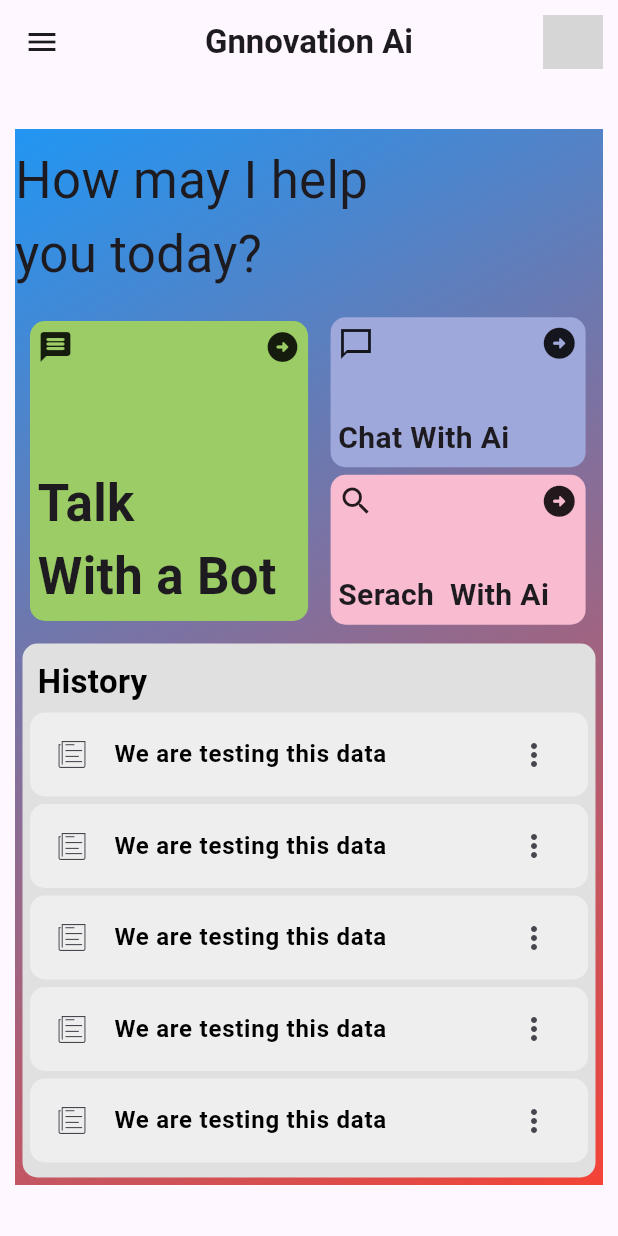
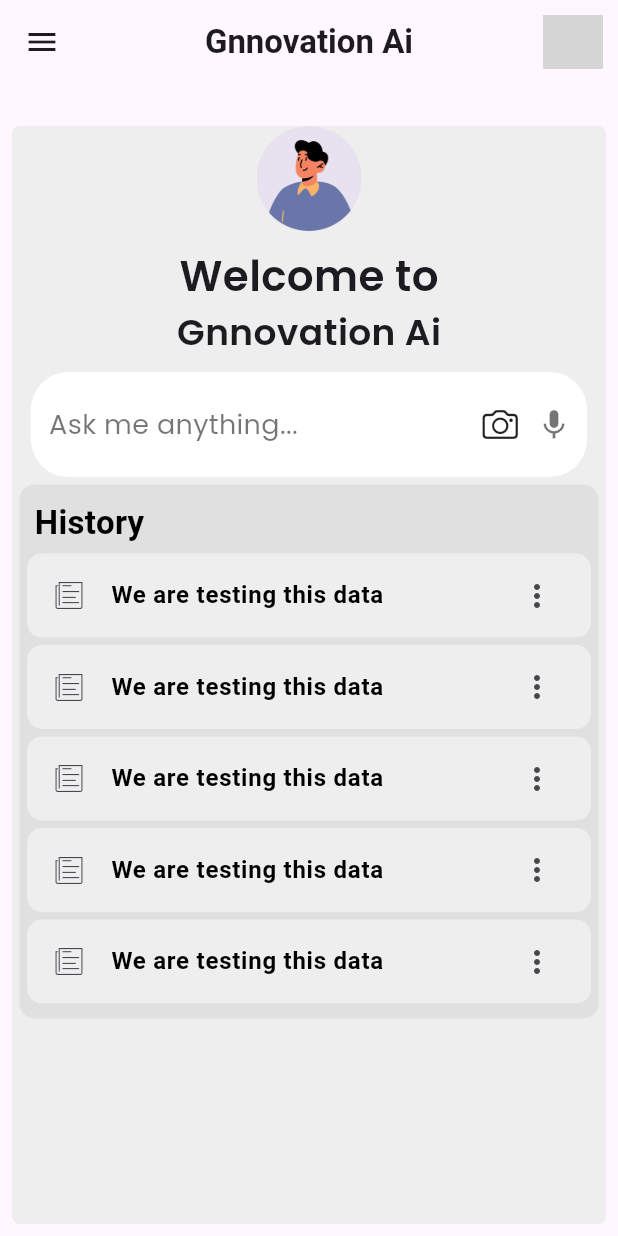
Before and after one commit to kimemia21/kap-ai, a Flutter app: the MyHomePage screen opened directly, on a phone screen of 412 x 824 dp. Run offline on Flutter 3.47's test engine with Material 3 defaults, Android fonts, the phone set to English and light mode, and no system bars; our stand-ins replace bubble, firebase_auth, firebase_core, flutter_gemini, google_fonts, google_sign_in and 2 more; missing offline and left inert: dialogflow_flutter_plus, shrink_sidemenu, typethis; accounts and stored records are empty; network calls fail; Roboto replaces fonts that are missing (Abel); statements that could not run were skipped; grey boxes are pictures that could not be loaded.

Commit message:
Working on the homepage

```diff
--- a/lib/widgets/Content.dart
+++ b/lib/widgets/Content.dart
@@ -1,9 +1,12 @@
 // ignore_for_file: prefer_const_literals_to_create_immutables, prefer_const_constructors
+
+import 'dart:ui';
 
 import 'package:application/widgets/ChatBot.dart';
 import 'package:application/widgets/comingSoon.dart';
 import 'package:flutter/cupertino.dart';
 import 'package:flutter/material.dart';
+import 'package:flutter/services.dart';
 import 'package:flutter/widgets.dart';
 import 'package:google_fonts/google_fonts.dart';
 
@@ -19,163 +22,78 @@ class _contentState extends State<content> {
   Widget build(BuildContext context) {
     return Container(
       margin: EdgeInsets.only(top: 20),
-      padding: EdgeInsets.all(10),
+      padding: EdgeInsets.all(8),
       child: Container(
+        height: MediaQuery.of(context).size.height,
+        width: MediaQuery.of(context).size.width,
         decoration: BoxDecoration(
+          borderRadius: BorderRadiusDirectional.circular(5),
           gradient: LinearGradient(
-              colors: [Colors.blue, Colors.red],
+              colors: [Colors.grey.shade200, Colors.blue.shade100],
               begin: Alignment.topLeft,
               end: Alignment.bottomRight,
+              stops: [2.2, 0.8]),
         ),
-          ),
-
         child: SingleChildScrollView(
             physics: BouncingScrollPhysics(),
             child: Column(
-              crossAxisAlignment: CrossAxisAlignment.start,
+              crossAxisAlignment: CrossAxisAlignment.center,
               children: [
                 Container(
-                    margin: EdgeInsets.only(top: 10, bottom: 10),
+                  height: 70,
+                  width: 70,
+                  child: ClipRRect(
+                    child: Image.asset("assets/images/UserHolder.png"),
+                    borderRadius: BorderRadiusDirectional.circular(20),
+                  ),
+                ),
+                Container(
+                    alignment: Alignment.center,
+                    margin: EdgeInsets.only(top: 10),
                     child: Text(
-                      "How may I help \nyou today?",
-                      style: GoogleFonts.roboto(fontSize: 34),
+                      "Welcome to",
+                      style: GoogleFonts.poppins(
+                          fontWeight: FontWeight.w600, fontSize: 28),
                     )),
-                SizedBox(
-                  height: 220,
+                Container(
+                    alignment: Alignment.center,
+                    margin: EdgeInsets.only(bottom: 10),
+                    child: Text(
+                      "Gnnovation Ai",
+                      style: GoogleFonts.poppins(
+                          fontWeight: FontWeight.w600, fontSize: 24),
+                    )),
+                Container(
+                  height: 70,
+                  width: MediaQuery.of(context).size.width * 0.9,
+                  decoration: BoxDecoration(
+                      color: Colors.white,
+                      borderRadius: BorderRadiusDirectional.circular(25)),
                   child: Row(
-                    mainAxisAlignment: MainAxisAlignment.start,
-                    children: [
-                      GestureDetector(
-                        onTap: () => Navigator.push(
-                            context,
-                            MaterialPageRoute(
-                                builder: (context) => ChatBotScreen())),
-                        child: Container(
-                          margin: EdgeInsets.only(left: 10),
-                          height: 200,
-                          width: MediaQuery.of(context).size.width*0.45,
-                          decoration: BoxDecoration(
-                              borderRadius: BorderRadiusDirectional.circular(10),
-                              color: Colors.lightGreen.shade400),
-                          child: Column(
-                            crossAxisAlignment: CrossAxisAlignment.start,
                     mainAxisAlignment: MainAxisAlignment.spaceBetween,
                     children: [
                       Container(
-                                  margin: EdgeInsets.all(5),
-                                  child: Row(
-                                      mainAxisAlignment:
-                                          MainAxisAlignment.spaceBetween,
-                                      children: [
-                                        Icon(Icons.message_rounded),
-                                        Icon(Icons.arrow_circle_right_rounded)
-                                      ])),
-                              Container(
-                                  margin: EdgeInsets.all(5),
+                        width: MediaQuery.of(context).size.width * 0.6,
+                        padding: EdgeInsets.only(left: 12),
+
                         child: Text(
-                                    "Talk \nWith a Bot",
-                                    style: GoogleFonts.abel(
-                                        fontSize: 34,
-                                        fontWeight: FontWeight.bold),
-                                  ))
-                            ],
+                          "Ask me anything...",
+                          style: GoogleFonts.poppins(
+                            fontWeight:FontWeight.w400,
+                            color:Colors.black54,
+                            fontSize:18),
                         ),
                       ),
-                      ),
-                      GestureDetector(
-                        onTap: () {
-                                      Navigator.push(
-                                          context,
-                                          MaterialPageRoute(
-                                              builder: (context) =>
-                                                  ComingSoon()));},
-                        child: Container(
-                          margin: EdgeInsets.only(left: 10),
-                          child: Column(
-                            crossAxisAlignment: CrossAxisAlignment.center,
-                            mainAxisAlignment: MainAxisAlignment.center,
-                            children: [
                       Container(
-                                margin: EdgeInsets.only(left: 5),
-                                height: 100,
-                                width: 170,
-                                decoration: BoxDecoration(
-                                    borderRadius:
-                                        BorderRadiusDirectional.circular(10),
-                                    color: Colors.indigo.shade200),
-                                child: Column(
-                                  crossAxisAlignment: CrossAxisAlignment.start,
+                        padding: EdgeInsets.only(right: 10,left: 10),
+                        width: 80,
+                        child: Row(
                           mainAxisAlignment: MainAxisAlignment.spaceBetween,
                           children: [
-                                    Container(
-                                        margin: EdgeInsets.all(5),
-                                        child: Row(
-                                            mainAxisAlignment:
-                                                MainAxisAlignment.spaceBetween,
-                                            children: [
-                                              Icon(Icons.messenger_outline_sharp),
-                                              Icon(
-                                                Icons.arrow_circle_right_rounded,
-                                                size: 25,
-                                              )
-                                            ])),
-                                    Container(
-                                        margin: EdgeInsets.all(5),
-                                        child: Text(
-                                          "Chat With Ai",
-                                          style: GoogleFonts.abel(
-                                              fontSize: 20,
-                                              fontWeight: FontWeight.bold),
-                                        ))
+                            Icon(CupertinoIcons.photo_camera),
+                            Icon(Icons.mic,color: Colors.black54,)
+
                           ],
-                                ),
-                              ),
-                              GestureDetector(
-                                   onTap: () {
-                                        Navigator.push(
-                                            context,
-                                            MaterialPageRoute(
-                                                builder: (context) =>
-                                                    ComingSoon()));
-                                      },
-                                child: Container(
-                                  margin: EdgeInsets.only(left: 5, top: 5),
-                                  height: 100,
-                                  width: 170,
-                                  decoration: BoxDecoration(
-                                      borderRadius:
-                                          BorderRadiusDirectional.circular(10),
-                                      color: Colors.pink.shade100),
-                                  child: Column(
-                                    crossAxisAlignment: CrossAxisAlignment.start,
-                                    mainAxisAlignment: MainAxisAlignment.spaceBetween,
-                                    children: [
-                                      Container(
-                                          margin: EdgeInsets.all(5),
-                                          child: Row(
-                                              mainAxisAlignment:
-                                                  MainAxisAlignment.spaceBetween,
-                                              children: [
-                                                Icon(Icons.search),
-                                                Icon(
-                                                  Icons.arrow_circle_right_rounded,
-                                                  size: 25,
-                                                )
-                                              ])),
-                                      Container(
-                                          margin: EdgeInsets.all(5),
-                                          child: Text(
-                                            "Serach  With Ai",
-                                            style: GoogleFonts.abel(
-                                                fontSize: 20,
-                                                fontWeight: FontWeight.bold),
-                                          ))
-                                    ],
-                                  ),
-                                ),
-                              ),
-                            ],
-                          ),
                         ),
                       )
                     ],
--- a/lib/widgets/authentication/login.dart
+++ b/lib/widgets/authentication/login.dart
@@ -2,6 +2,7 @@
 
 import 'package:application/widgets/AppNavigations.dart';
 import 'package:application/widgets/ChatBot.dart';
+import 'package:application/widgets/Content.dart';
 import 'package:application/widgets/firebaseAutions/FirebaseFunctions.dart';
 import 'package:application/widgets/homepage.dart';
 import 'package:application/widgets/splash.dart';
@@ -10,6 +11,7 @@ import 'package:flutter/foundation.dart';
 import 'package:flutter/material.dart';
 import 'package:flutter/rendering.dart';
 import 'package:flutter/widgets.dart';
+import 'package:flutter_gemini/flutter_gemini.dart';
 import 'package:google_fonts/google_fonts.dart';
 import 'package:transparent_image/transparent_image.dart';
 import 'package:typethis/typethis.dart';
@@ -140,14 +142,14 @@ class _loginState extends State<login> {
                             Text(
                               "To Access your account",
                               style: GoogleFonts.poppins(
-                                  fontWeight: FontWeight.w300, fontSize: 16),
+                                  fontWeight: FontWeight.w400, fontSize: 18,color:Colors.black54),
                             )
                           ],
                         ),
                       ),
                       Container(
-                          child: Image.network(
-                        "https://cdn3d.iconscout.com/3d/premium/thumb/chat-bot-5379962-4497578.png?f=webp",
+                          child: Image.asset(
+                        "assets/images/login.webp",
                         fit: BoxFit.contain,
                         height: 250,
                         width: MediaQuery.of(context).size.width * 0.5,
@@ -195,6 +197,10 @@ class _loginState extends State<login> {
                   GestureDetector(
                     onTap: () {
                       Authentication.signInWithGoogle(context: context);
+                      Navigator.push(context,
+                          MaterialPageRoute(builder: (context) {
+                        return HomePage();
+                      }));
                     },
                     child: Container(
                       alignment: Alignment.center,
@@ -207,8 +213,9 @@ class _loginState extends State<login> {
                       child: Row(
                         mainAxisAlignment: MainAxisAlignment.center,
                         children: [
-                          Image.network(
-                              "https://ouch-cdn2.icons8.com/VGHyfDgzIiyEwg3RIll1nYupfj653vnEPRLr0AeoJ8g/rs:fit:456:456/czM6Ly9pY29uczgu/b3VjaC1wcm9kLmFz/c2V0cy9wbmcvODg2/LzRjNzU2YThjLTQx/MjgtNGZlZS04MDNl/LTAwMTM0YzEwOTMy/Ny5wbmc.png",
+                          Image.asset(
+                            "assets/images/google.png"
+                              ,
                               height: 35),
                           Text(
                             "oogle",
--- a/pubspec.yaml
+++ b/pubspec.yaml
@@ -125,6 +125,9 @@ flutter:
     - assets/gif/robot.gif
     - assets/chatapi.json
     - assets/images/UserHolder.png
+    - assets/images/google.png
+    - assets/images/login.webp
+
 
 
 
```
Also changed, not shown: assets/images/google.png (added), assets/images/login.webp (added). Lines whose indentation alone changed are shown as unchanged.
